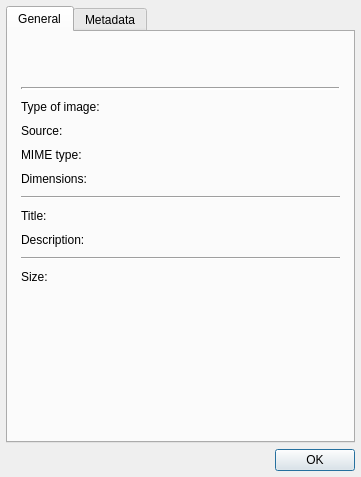
First picture: the form in desktop/imagepropertiesdialog.ui, repository davidrg/zxweather, before the edit.
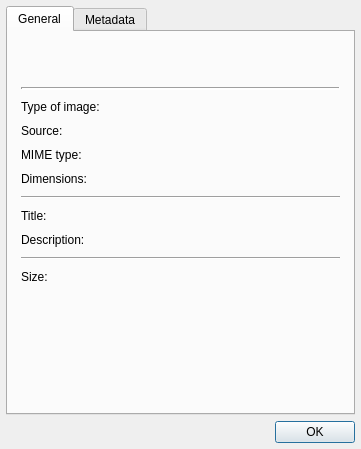
Second picture: the form after the edit.

Commit message: Fix image properties window size

```diff
--- a/desktop/imagepropertiesdialog.ui
+++ b/desktop/imagepropertiesdialog.ui
@@ -7,7 +7,7 @@
     <x>0</x>
     <y>0</y>
     <width>361</width>
-    <height>477</height>
+    <height>449</height>
    </rect>
   </property>
   <property name="sizePolicy">
@@ -19,13 +19,13 @@
   <property name="minimumSize">
    <size>
     <width>361</width>
-    <height>477</height>
+    <height>449</height>
    </size>
   </property>
   <property name="maximumSize">
    <size>
     <width>361</width>
-    <height>477</height>
+    <height>449</height>
    </size>
   </property>
   <property name="windowTitle">
```
